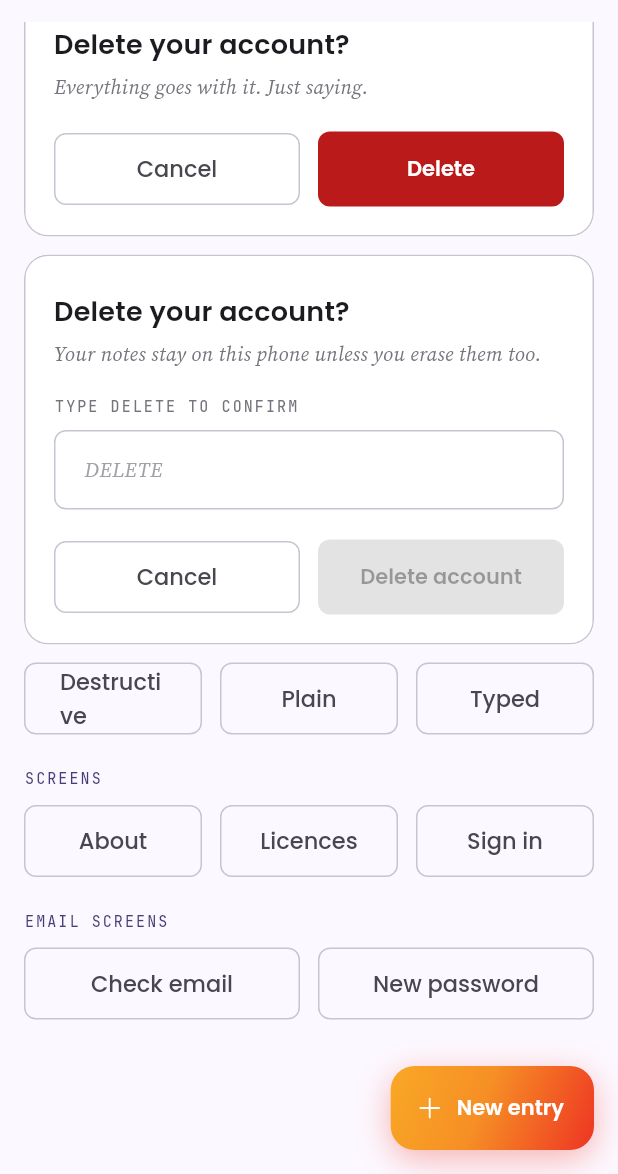
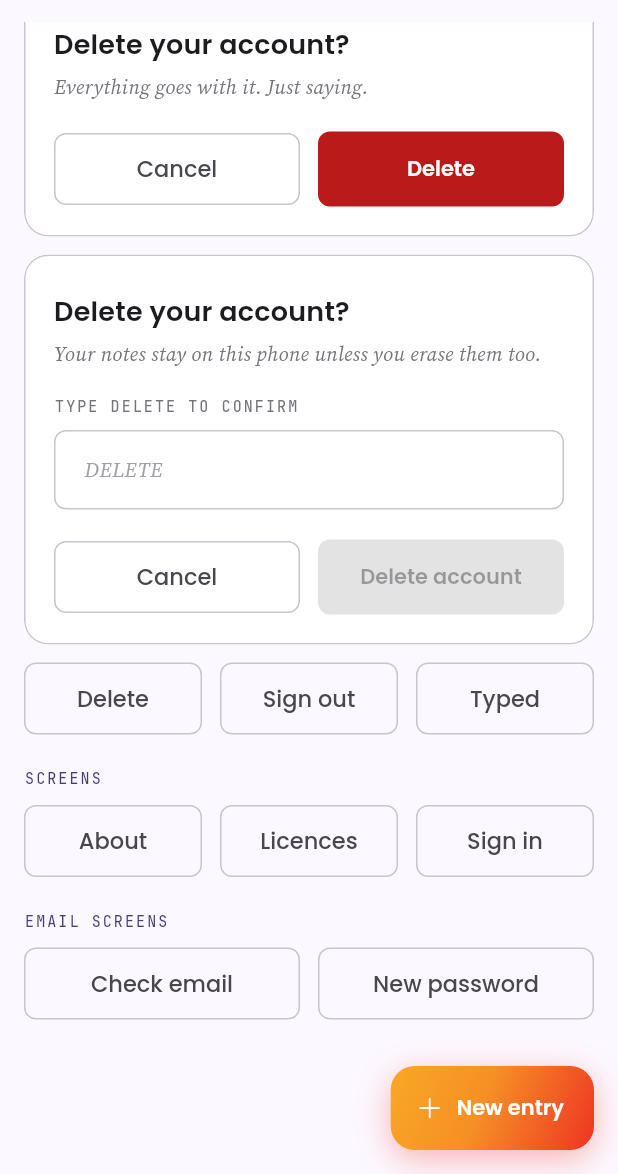
Before and after one commit to tkforgeworks/forge-ui, a Flutter app: the screen it shows after launch, scrolled down 3456 dp, on a phone screen of 412 x 824 dp, the part 62-1236 px from its top. Run offline on Flutter 3.47's test engine with Material 3 defaults, Android fonts, the phone set to English and light mode, and no system bars; our stand-ins replace heroicons; project files that could hold a hidden picture were left out.

Commit message:
FU-5: Keep the showcase's confirm-sheet buttons on one line
Co-Authored-By: Claude Fable 5.1 <noreply@anthropic.com>

```diff
--- a/example/lib/gallery.dart
+++ b/example/lib/gallery.dart
@@ -537,14 +537,14 @@ class _GalleryScreenState extends State<GalleryScreen> {
                     Expanded(
                       child: OutlinedButton(
                         onPressed: () => _confirm(destructive: true),
-                        child: const Text('Destructive'),
+                        child: const Text('Delete'),
                       ),
                     ),
                     const SizedBox(width: 12),
                     Expanded(
                       child: OutlinedButton(
                         onPressed: () => _confirm(destructive: false),
-                        child: const Text('Plain'),
+                        child: const Text('Sign out'),
                       ),
                     ),
                     const SizedBox(width: 12),
```
Also changed, not shown: 10 other files.
